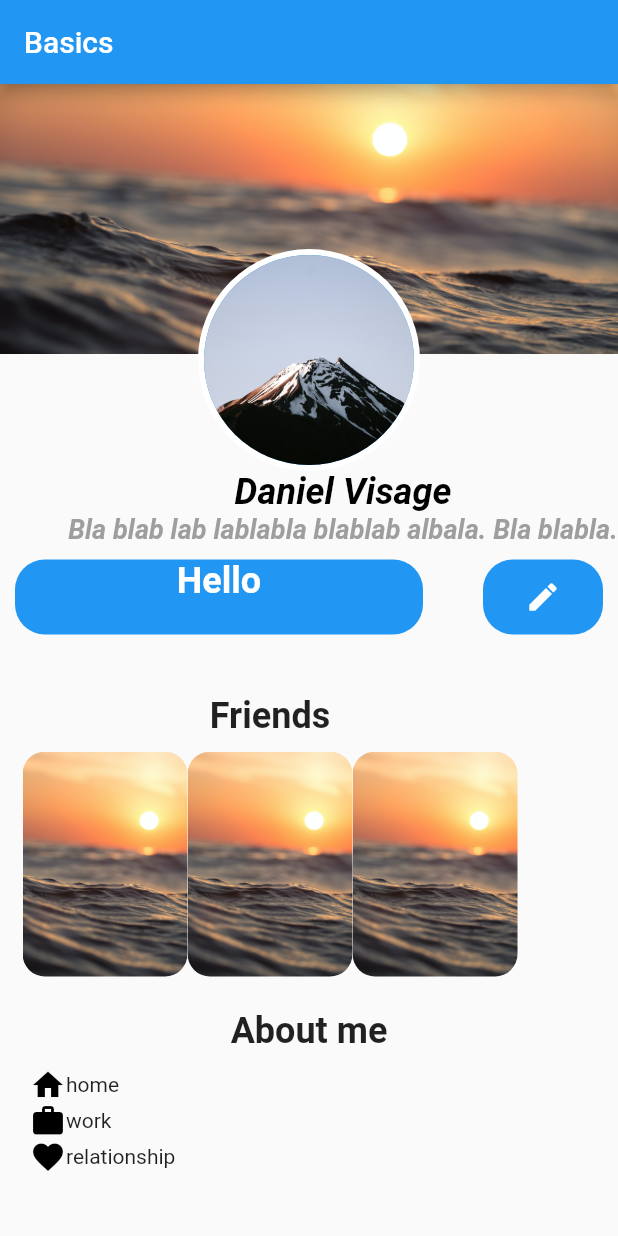
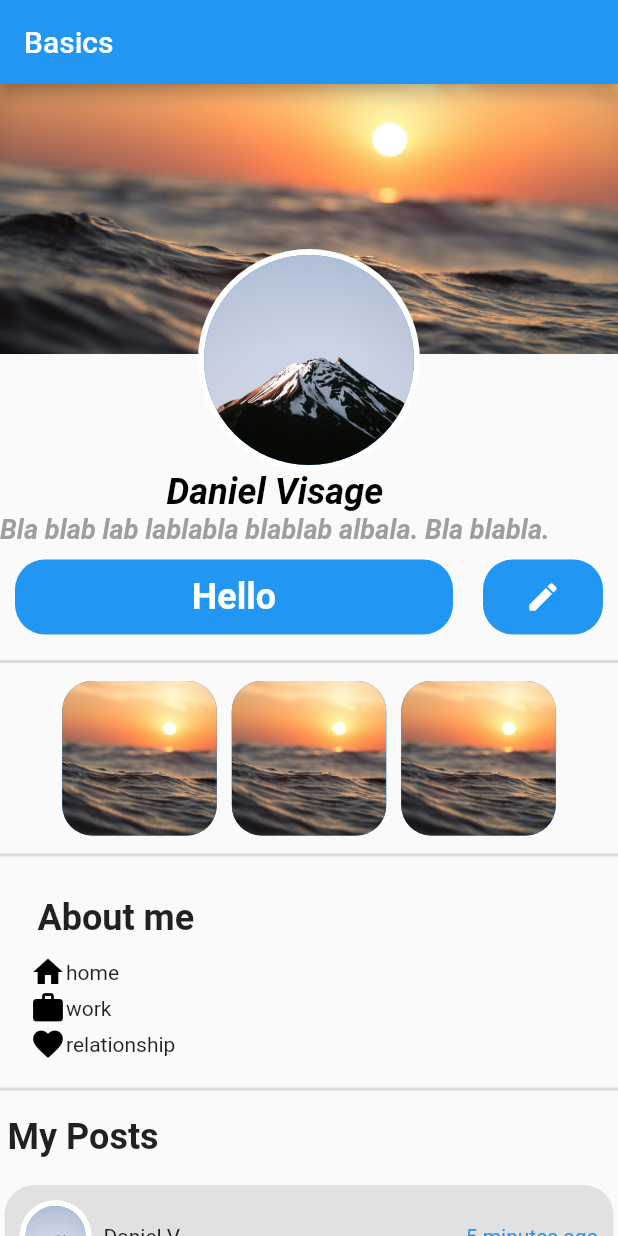
Before and after one commit to KiwiKoi/flutter-widget-practice, a Flutter app: the screen it shows after launch, on a phone screen of 412 x 824 dp. Run offline on Flutter 3.47's test engine with Material 2 defaults, Android fonts, the phone set to English and light mode, and no system bars.

Commit message:
finish exercise

```diff
--- a/lib/main.dart
+++ b/lib/main.dart
@@ -37,9 +37,8 @@ class BasicsPage extends StatelessWidget {
 
   @override
   Widget build(BuildContext context) {
-    var size = MediaQuery
-        .of(context)
-        .size;
+    var size = MediaQuery.of(context).size;
+    double width = MediaQuery.of(context).size.width;
     return Scaffold(
       appBar: AppBar(
         centerTitle: false,
@@ -47,9 +46,9 @@ class BasicsPage extends StatelessWidget {
       ),
       body: SingleChildScrollView(
           child: Column(
-            mainAxisSize: MainAxisSize.max,
-            mainAxisAlignment: MainAxisAlignment.spaceBetween,
-            crossAxisAlignment: CrossAxisAlignment.end,
+        // mainAxisSize: MainAxisSize.max,
+        // mainAxisAlignment: MainAxisAlignment.spaceBetween,
+        crossAxisAlignment: CrossAxisAlignment.start,
         children: [
           Stack(alignment: Alignment.topCenter, children: [
             fromAsset(height: 180, width: size.width),
@@ -70,41 +69,44 @@ class BasicsPage extends StatelessWidget {
           ),
           Container(
               margin: const EdgeInsets.all(10),
-                  child: Row(
-                      mainAxisSize: MainAxisSize.max,
-                      mainAxisAlignment: MainAxisAlignment.center,
-                      children: [
-                        Expanded(child: textButton(mr: 20)),
-                        iconButton(width: 80, ml: 20),
+              child: Row(mainAxisSize: MainAxisSize.max, children: [
+                Expanded(child: textButton()),
+                const SizedBox(width: 20),
+                iconButton(),
               ])),
-              Container(
+          const Divider(thickness: 2.0),
+          /*Container(
               margin: const EdgeInsets.all(10),
               height: 200,
               width: size.width,
               child: Row(
                 mainAxisAlignment: MainAxisAlignment.spaceBetween,
-                    children: [
-
-                      friendsSection()],
-                  )),
+                children: [friendsSection()],
+              )),*/
+          allFriends(width / 4),
+          const Divider(thickness: 2.0),
           Container(
-                margin: const EdgeInsets.symmetric(
-                    vertical: 10, horizontal: 20),
+            margin: const EdgeInsets.symmetric(vertical: 10, horizontal: 20),
             child: aboutMe(),
           ),
+          const Divider(thickness: 2.0),
+          sectionTitle("My Posts"),
+          post(time: "5 minutes", image: "images/mountain.jpg", likes: 2, comments: 3, desc: "Lorem ipsum dolor sit amet, consectetur adipiscing elit, sed do eiusmod tempor incididunt ut labore et dolore magna aliqua. Ut enim ad minim veniam, quis nostrud exercitation ullamco laboris nisi ut aliquip ex ea commodo consequat. Duis aute irure dolor in reprehenderit in voluptate velit esse cillum dolore eu fugiat nulla pariatur. Excepteur sint occaecat cupidatat non proident, sunt in culpa qui officia deserunt mollit anim id est laborum.", ),
+          post(time: "5 minutes", image: "images/mountain.jpg", likes: 40, comments: 10, desc: "Lorem ipsum dolor sit amet, consectetur adipiscing elit, sed do eiusmod tempor incididunt ut labore et dolore magna aliqua. Ut enim ad minim veniam, quis nostrud exercitation ullamco laboris nisi ut aliquip ex ea commodo consequat. Duis aute irure dolor in reprehenderit in voluptate velit esse cillum dolore eu fugiat nulla pariatur. Excepteur sint occaecat cupidatat non proident, sunt in culpa qui officia deserunt mollit anim id est laborum.", ),
+          post(time: "5 minutes", image: "images/mountain.jpg", likes: 10, comments: 0, desc: "Lorem ipsum dolor sit amet, consectetur adipiscing elit, sed do eiusmod tempor incididunt ut labore et dolore magna aliqua. Ut enim ad minim veniam, quis nostrud exercitation ullamco laboris nisi ut aliquip ex ea commodo consequat. Duis aute irure dolor in reprehenderit in voluptate velit esse cillum dolore eu fugiat nulla pariatur. Excepteur sint occaecat cupidatat non proident, sunt in culpa qui officia deserunt mollit anim id est laborum.", )
         ],
       )),
     );
   }
 
-  CircleAvatar profilePicture({double radius: 0}) {
+  CircleAvatar profilePicture({double radius = 0}) {
     return CircleAvatar(
         radius: radius + 4,
         backgroundColor: Colors.white,
         child: CircleAvatar(
           radius: radius,
           backgroundColor: Colors.blue,
-          backgroundImage: AssetImage("images/mountain.jpg"),
+          backgroundImage: const AssetImage("images/mountain.jpg"),
         ));
   }
 
@@ -137,6 +139,7 @@ class BasicsPage extends StatelessWidget {
   Column aboutMe() {
     return Column(
       mainAxisSize: MainAxisSize.max,
+      crossAxisAlignment: CrossAxisAlignment.start,
       children: [
         sectionTitle("About me"),
         aboutMeLine("home", Icons.home),
@@ -146,9 +149,7 @@ class BasicsPage extends StatelessWidget {
     );
   }
 
-  Widget aboutMeLine(
-    String? text, IconData? icon
-      ){
+  Widget aboutMeLine(String? text, IconData? icon) {
     return Row(
       children: [
         Icon(
@@ -161,35 +162,27 @@ class BasicsPage extends StatelessWidget {
     );
   }
 
-  Container textButton({double ml = 0,
-    double mr = 0,
-    double mt = 0,
-    double mb = 0,
-    double width = 0}) {
+  Container textButton() {
     return Container(
-        margin: EdgeInsets.fromLTRB(ml, mt, mr, mb),
         height: 50,
-        width: width,
         decoration: const BoxDecoration(
             color: Colors.blue,
             borderRadius: BorderRadius.all(Radius.circular(20))),
-        child: const Text(
+        child: const Align(
+          alignment: Alignment.center,
+          child: Text(
             "Hello",
+            textAlign: TextAlign.center,
             style: TextStyle(
                 color: Colors.white, fontSize: 24, fontWeight: FontWeight.w700),
-          textAlign: TextAlign.center,
+          ),
         ));
   }
 
-  Container iconButton({double ml = 0,
-    double mr = 0,
-    double mt = 0,
-    double mb = 0,
-    double width = 80}) {
+  Container iconButton() {
     return Container(
-        margin: EdgeInsets.fromLTRB(ml, mr, mt, mb),
         height: 50,
-        width: width,
+        width: 80,
         decoration: const BoxDecoration(
             color: Colors.blue,
             borderRadius: BorderRadius.all(Radius.circular(20))),
@@ -200,12 +193,14 @@ class BasicsPage extends StatelessWidget {
   }
 
   Widget sectionTitle(String text) {
-    return Padding(
+    return Container(
         padding: const EdgeInsets.fromLTRB(5, 10, 5, 10),
-        child: Text(
-        text,
-        style: const TextStyle(fontWeight: FontWeight.bold, fontSize: 24,)
-    ));
+        child: Text(text,
+            textAlign: TextAlign.left,
+            style: const TextStyle(
+              fontWeight: FontWeight.bold,
+              fontSize: 24,
+            )));
   }
 
   Container friendsSection() {
@@ -219,14 +214,47 @@ class BasicsPage extends StatelessWidget {
             mainAxisAlignment: MainAxisAlignment.spaceBetween,
             children: [
               friendCard(),
+              const SizedBox(width: 20),
               friendCard(),
+              const SizedBox(width: 20),
               friendCard(),
             ],
-            )
-          ]
-        )
+          ),
+        ],
+      ),
+    );
+  }
 
+  Column friendsImage(String name, String imagePath, double width) {
+    return Column(children: [
+      Container(
+          margin: const EdgeInsets.all(5),
+          width: width,
+          height: width,
+          decoration: BoxDecoration(
+            image: DecorationImage(
+                image: AssetImage(imagePath), fit: BoxFit.cover),
+            borderRadius: BorderRadius.circular(20),
+            boxShadow: const [BoxShadow(color: Colors.grey)],
+            color: Colors.blue,
+          ))
+    ]);
+  }
 
+  Row allFriends(double width) {
+    Map<String, String> friends = {
+      "José": "images/beach.jpg",
+      "David": "images/beach.jpg",
+      "Cat": "images/beach.jpg"
+    };
+    List<Widget> children = [];
+    friends.forEach((name, imagePath) {
+      children.add(friendsImage(name, imagePath, width));
+    });
+    return Row(
+      children: children,
+      mainAxisSize: MainAxisSize.max,
+      mainAxisAlignment: MainAxisAlignment.center,
     );
   }
 
@@ -257,4 +285,50 @@ class BasicsPage extends StatelessWidget {
       height: 200,
     );
   }
+
+  Container post(
+      {required String time, required String image, required String desc, required num likes, required num comments }) {
+    return Container(
+        margin: const EdgeInsets.only(top: 8, left: 3, right: 3),
+        padding: const EdgeInsets.all(10),
+        decoration: BoxDecoration(
+            borderRadius: BorderRadius.circular(20),
+            color: const Color.fromRGBO(225, 225, 225, 1)),
+    child: Column(
+      children: [
+        Row(children: [
+          profilePicture(radius: 20),
+          const Padding(padding: EdgeInsets.only(left:8),),
+          const Text("Daniel V"),
+          const Spacer(),
+          timeText(time)
+        ],
+        ),
+        Padding(
+          padding: EdgeInsets.only(top: 8, bottom: 8),
+          child: Image.asset(image, fit: BoxFit.cover),
+        ),
+        Text(desc, style: const TextStyle(
+          color: Colors.blueGrey
+        ),
+        textAlign: TextAlign.center,),
+        Divider(),
+        Row(
+          mainAxisSize: MainAxisSize.max,
+          mainAxisAlignment: MainAxisAlignment.spaceEvenly,
+          children: [
+            Icon(Icons.favorite),
+            Text("$likes Likes"),
+            Icon(Icons.message),
+            Text("$comments comments")
+          ],
+        )
+      ],
+    ),
+    );
   }
+
+  Text timeText(String time){
+    return Text("$time ago", style: const TextStyle(color: Colors.blue),);
+  }
+}
```
Lines whose indentation alone changed are shown as unchanged.
